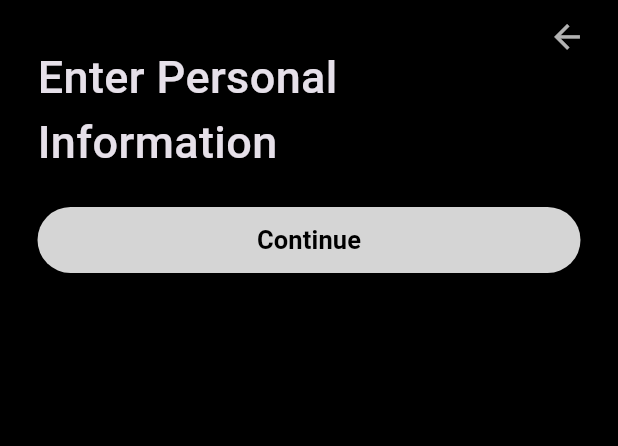
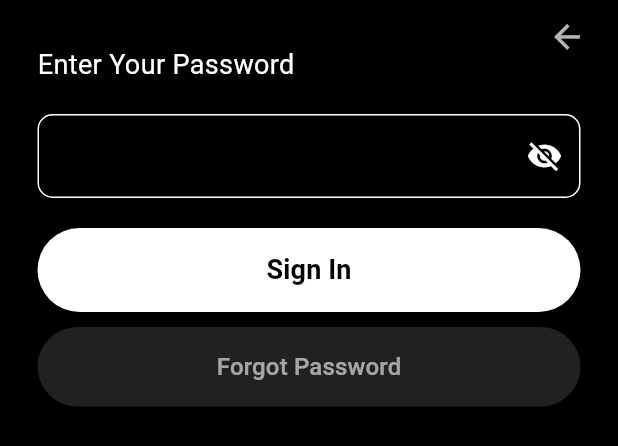
Before and after one commit to traces-app/traces, a Flutter app: the CreateAccountPage widget shown alone on an empty page, opened directly, on a phone screen of 412 x 824 dp. Shown: the top 446 px of the screen. Run offline on Flutter 3.47's test engine with Material 3 defaults, Android fonts, the light colour scheme and no system bars; our stand-ins replace firebase_auth, firebase_core, flutter_bloc, flutter_svg, google_sign_in; accounts and stored records are empty.

Commit message:
TCS-11: Updated create account page

```diff
--- a/lib/pages/authentication/views/create_account_page.dart
+++ b/lib/pages/authentication/views/create_account_page.dart
@@ -1,27 +1,104 @@
 import 'package:flutter/cupertino.dart';
 import 'package:flutter/material.dart';
+import 'package:flutter_bloc/flutter_bloc.dart';
 import 'package:traces/pages/authentication/authentication.dart';
+import 'package:traces/pages/authentication/cubit/activity_indicator_cubit.dart';
 
-class CreateAccountPage extends StatelessWidget {
+class CreateAccountPage extends StatefulWidget {
   const CreateAccountPage({super.key});
+
+  @override
+  _CreateAccountPageState createState() => _CreateAccountPageState();
+}
+
+class _CreateAccountPageState extends State<CreateAccountPage> {
+  bool _isPasswordVisible = false;
+  final TextEditingController _passwordController = TextEditingController();
 
   @override
   Widget build(BuildContext context) {
     return AuthenticationLayout(
       children: [
-        Center(
-          child: Column(
-            children: [
-              const Text(
-                "Enter Personal Information",
-                style: TextStyle(fontSize: 30, fontWeight: FontWeight.w500),
+        const Align(
+          alignment: Alignment.centerLeft,
+          child: Text(
+            "Enter Your Password",
+            style: TextStyle(fontSize: 18, color: Colors.white),
+          ),
         ),
         const SizedBox(height: 20),
-              Column(
-                children: [
+        TextField(
+          controller: _passwordController,
+          obscureText: !_isPasswordVisible,
+          style: const TextStyle(color: Colors.white),
+          decoration: InputDecoration(
+            filled: true,
+            fillColor: Colors.black,
+            border: OutlineInputBorder(
+              borderRadius: BorderRadius.circular(10),
+              borderSide: const BorderSide(color: Colors.white),
+            ),
+            enabledBorder: OutlineInputBorder(
+              borderRadius: BorderRadius.circular(10),
+              borderSide: const BorderSide(color: Colors.white),
+            ),
+            focusedBorder: OutlineInputBorder(
+              borderRadius: BorderRadius.circular(10),
+              borderSide: const BorderSide(color: Colors.blue),
+            ),
+            suffixIcon: IconButton(
+              icon: Icon(
+                _isPasswordVisible ? Icons.visibility : Icons.visibility_off,
+                color: Colors.white,
+              ),
+              onPressed: () {
+                setState(() {
+                  _isPasswordVisible = !_isPasswordVisible;
+                });
+              },
+            ),
+          ),
+        ),
+        const SizedBox(height: 20),
+        BlocBuilder<ActivityIndicatorCubit, bool>(
+          builder: (context, loading) {
+            return SizedBox(
+              width: double.infinity,
+              child: ElevatedButton(
+                onPressed: () {
+                  BlocProvider.of<ActivityIndicatorCubit>(context).toggle();
+                  Future.delayed(const Duration(seconds: 2), () {
+                    BlocProvider.of<ActivityIndicatorCubit>(context).toggle();
+                    Navigator.push(
+                      context,
+                      CupertinoPageRoute(
+                        builder: (context) => const ForgotPasswordPage(),
+                      ),
+                    );
+                  });
+                },
+                style: ElevatedButton.styleFrom(
+                  padding: const EdgeInsets.all(15),
+                  backgroundColor: Colors.white,
+                ),
+                child: loading
+                    ? const CupertinoActivityIndicator(color: Colors.black)
+                    : const Text(
+                  "Sign In",
+                  style: TextStyle(
+                    color: Colors.black,
+                    fontWeight: FontWeight.bold,
+                    fontSize: 18,
+                  ),
+                ),
+              ),
+            );
+          },
+        ),
+        const SizedBox(height: 10),
         SizedBox(
           width: double.infinity,
-                    child: ElevatedButton(
+          child: TextButton(
             onPressed: () {
               Navigator.push(
                 context,
@@ -30,28 +107,26 @@ class CreateAccountPage extends StatelessWidget {
                 ),
               );
             },
-                      style: const ButtonStyle(
-                        padding: WidgetStatePropertyAll(EdgeInsets.all(10)),
-                        backgroundColor: WidgetStatePropertyAll(
-                          Color.fromARGB(213, 255, 255, 255),
-                        ),
+            style: TextButton.styleFrom(
+              backgroundColor: Colors.grey[900],
+              padding: const EdgeInsets.all(15),
             ),
             child: const Text(
-                        "Continue",
+              "Forgot Password",
               style: TextStyle(
-                          fontWeight: FontWeight.w600,
-                          fontSize: 17,
-                          color: Colors.black,
+                color: Colors.white60,
+                fontSize: 16,
               ),
             ),
           ),
         ),
       ],
-              ),
-            ],
-          ),
-        ),
-      ],
     );
   }
+
+  @override
+  void dispose() {
+    _passwordController.dispose();
+    super.dispose();
   }
+}
--- a/pubspec.yaml
+++ b/pubspec.yaml
@@ -38,7 +38,7 @@ dependencies:
   firebase_auth: ^5.3.4
   firebase_core: ^3.9.0
   google_sign_in: ^6.2.2
-  flutter_bloc: ^8.1.6
+  flutter_bloc: ^9.0.0
 
 dev_dependencies:
   flutter_test:
@@ -49,7 +49,7 @@ dev_dependencies:
   # activated in the `analysis_options.yaml` file located at the root of your
   # package. See that file for information about deactivating specific lint
   # rules and activating additional ones.
-  flutter_lints: ^4.0.0
+  flutter_lints: ^5.0.0
 
 # For information on the generic Dart part of this file, see the
 # following page: https://dart.dev/tools/pub/pubspec
```
Also changed, not shown: 2 other files. Lines whose indentation alone changed are shown as unchanged.
